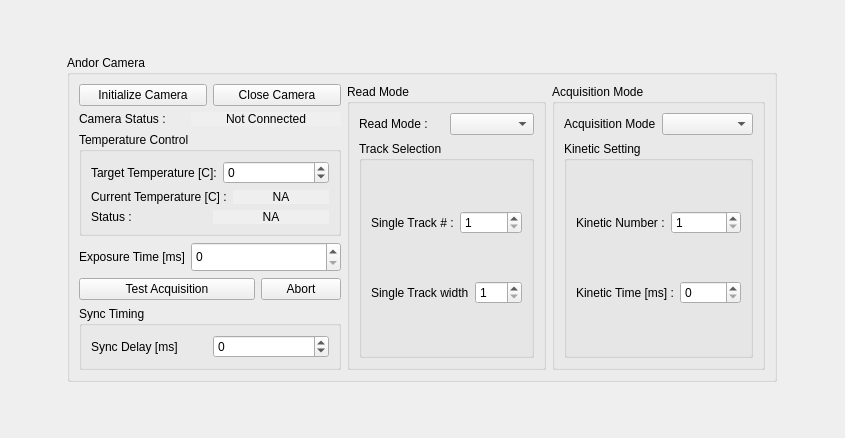
Before: the Qt Designer form src/lumed_andor/ui/andor_ui.ui in lumed-mtl/lumed_andor, drawn with Qt 5.
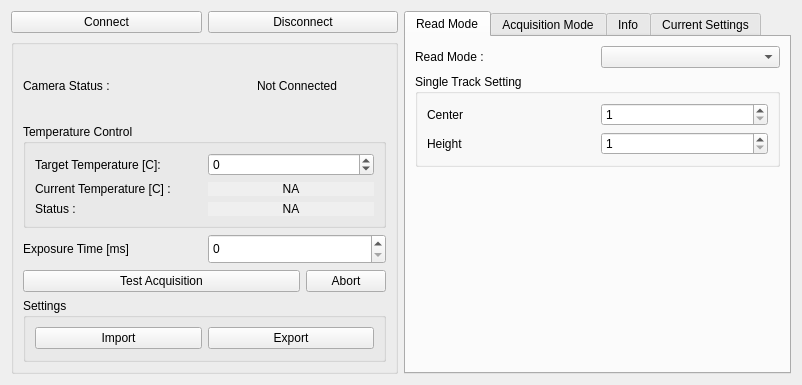
After: the same form once the commit is applied.

Commit message: Added features up to acquisition in widget

What changed in the file:
```diff
--- a/src/lumed_andor/ui/andor_ui.ui
+++ b/src/lumed_andor/ui/andor_ui.ui
@@ -6,8 +6,8 @@
    <rect>
     <x>0</x>
     <y>0</y>
-    <width>845</width>
-    <height>438</height>
+    <width>802</width>
+    <height>385</height>
    </rect>
   </property>
   <property name="sizePolicy">
@@ -21,37 +21,31 @@
   </property>
   <layout class="QHBoxLayout" name="horizontalLayout_3">
    <item>
-    <widget class="QGroupBox" name="groupBox">
-     <property name="sizePolicy">
-      <sizepolicy hsizetype="Fixed" vsizetype="Fixed">
-       <horstretch>0</horstretch>
-       <verstretch>0</verstretch>
-      </sizepolicy>
-     </property>
-     <property name="title">
-      <string>Andor Camera</string>
-     </property>
-     <layout class="QHBoxLayout" name="horizontalLayout">
-      <item>
        <layout class="QVBoxLayout" name="verticalLayout_2">
         <item>
          <layout class="QHBoxLayout" name="initCloseLayout">
           <item>
            <widget class="QPushButton" name="initializeButton">
             <property name="text">
-             <string>Initialize Camera</string>
+          <string>Connect</string>
             </property>
            </widget>
           </item>
           <item>
            <widget class="QPushButton" name="closeButton">
             <property name="text">
-             <string>Close Camera</string>
+          <string>Disconnect</string>
             </property>
            </widget>
           </item>
          </layout>
         </item>
+     <item>
+      <widget class="QGroupBox" name="groupBoxBasicControl">
+       <property name="title">
+        <string/>
+       </property>
+       <layout class="QVBoxLayout" name="verticalLayout_4">
         <item>
          <layout class="QHBoxLayout" name="cameraStatusLayout">
           <item>
@@ -63,15 +57,6 @@
           </item>
           <item>
            <widget class="QLabel" name="cameraStatus">
-            <property name="minimumSize">
-             <size>
-              <width>150</width>
-              <height>0</height>
-             </size>
-            </property>
-            <property name="autoFillBackground">
-             <bool>true</bool>
-            </property>
             <property name="text">
              <string>Not Connected</string>
             </property>
@@ -201,16 +186,16 @@
          </layout>
         </item>
         <item>
-         <layout class="QHBoxLayout" name="horizontalLayout_2" stretch="5,1">
+         <layout class="QHBoxLayout" name="testAcquisitionLayout" stretch="5,1">
           <item>
-           <widget class="QPushButton" name="acquisitionButton">
+           <widget class="QPushButton" name="testAcquisitionBtn">
             <property name="text">
              <string>Test Acquisition</string>
             </property>
            </widget>
           </item>
           <item>
-           <widget class="QPushButton" name="abortButton">
+           <widget class="QPushButton" name="abortTestAcquisitionBtn">
             <property name="text">
              <string>Abort</string>
             </property>
@@ -219,46 +204,53 @@
          </layout>
         </item>
         <item>
-         <widget class="QGroupBox" name="syncTimingGroupBox">
+         <widget class="QGroupBox" name="settingsIOGroupBox">
           <property name="title">
-           <string>Sync Timing</string>
+           <string>Settings</string>
           </property>
-          <layout class="QHBoxLayout" name="horizontalLayout_28">
+          <layout class="QHBoxLayout" name="horizontalLayout_11">
            <item>
-            <widget class="QLabel" name="label_12">
+            <widget class="QPushButton" name="pushbtnImportSettings">
              <property name="text">
-              <string>Sync Delay [ms]</string>
+              <string>Import</string>
              </property>
             </widget>
            </item>
            <item>
-            <widget class="QSpinBox" name="syncDelaySpinBox">
-             <property name="minimum">
-              <number>-65536</number>
+            <widget class="QPushButton" name="pushbtnExportSettings">
+             <property name="text">
+              <string>Export</string>
              </property>
-             <property name="maximum">
-              <number>65536</number>
-             </property>
             </widget>
            </item>
           </layout>
          </widget>
         </item>
        </layout>
-      </item>
+      </widget>
+     </item>
+    </layout>
+   </item>
       <item>
-       <widget class="QGroupBox" name="readModeLayout">
-        <property name="title">
+    <widget class="QTabWidget" name="tabAdvancedControl">
+     <property name="currentIndex">
+      <number>0</number>
+     </property>
+     <widget class="QWidget" name="tabReadMode">
+      <attribute name="title">
          <string>Read Mode</string>
-        </property>
-        <property name="flat">
-         <bool>false</bool>
-        </property>
-        <layout class="QVBoxLayout" name="verticalLayout_7">
+      </attribute>
+      <layout class="QVBoxLayout" name="verticalLayout">
          <item>
           <layout class="QHBoxLayout" name="horizontalLayout_5">
            <item>
             <widget class="QLabel" name="label_3">
+           <property name="sizePolicy">
+            <sizepolicy hsizetype="Preferred" vsizetype="Maximum">
+             <horstretch>0</horstretch>
+             <verstretch>0</verstretch>
+            </sizepolicy>
+           </property>
              <property name="text">
               <string>Read Mode :</string>
              </property>
@@ -272,7 +264,7 @@
          <item>
           <widget class="QGroupBox" name="groupBox_4">
            <property name="title">
-            <string>Track Selection</string>
+          <string>Single Track Setting</string>
            </property>
            <layout class="QVBoxLayout" name="verticalLayout_8">
             <item>
@@ -280,7 +272,7 @@
               <item>
                <widget class="QLabel" name="label_4">
                 <property name="text">
-                 <string>Single Track # :</string>
+               <string>Center</string>
                 </property>
                </widget>
               </item>
@@ -301,7 +293,7 @@
               <item>
                <widget class="QLabel" name="label_5">
                 <property name="text">
-                 <string>Single Track width</string>
+               <string>Height</string>
                 </property>
                </widget>
               </item>
@@ -320,20 +312,28 @@
            </layout>
           </widget>
          </item>
-        </layout>
-       </widget>
-      </item>
-      <item>
-       <widget class="QGroupBox" name="acquiModeLayout">
-        <property name="autoFillBackground">
-         <bool>false</bool>
-        </property>
-        <property name="title">
+       <item>
+        <spacer name="verticalSpacer">
+         <property name="orientation">
+          <enum>Qt::Vertical</enum>
+         </property>
+         <property name="sizeHint" stdset="0">
+          <size>
+           <width>20</width>
+           <height>40</height>
+          </size>
+         </property>
+        </spacer>
+       </item>
+      </layout>
+     </widget>
+     <widget class="QWidget" name="tabAcquisitionMode">
+      <attribute name="title">
          <string>Acquisition Mode</string>
-        </property>
-        <layout class="QVBoxLayout" name="verticalLayout_9">
+      </attribute>
+      <layout class="QVBoxLayout" name="verticalLayout_3">
          <item>
-          <layout class="QHBoxLayout" name="horizontalLayout_11">
+        <layout class="QHBoxLayout" name="horizontalLayout">
            <item>
             <widget class="QLabel" name="label_9">
              <property name="text">
@@ -357,7 +357,7 @@
               <item>
                <widget class="QLabel" name="label_10">
                 <property name="text">
-                 <string>Kinetic Number :</string>
+               <string>Number</string>
                 </property>
                </widget>
               </item>
@@ -378,7 +378,7 @@
               <item>
                <widget class="QLabel" name="label_11">
                 <property name="text">
-                 <string>Kinetic Time [ms] :</string>
+               <string>Cycle Time [ms]</string>
                 </property>
                </widget>
               </item>
@@ -394,10 +394,49 @@
            </layout>
           </widget>
          </item>
-        </layout>
-       </widget>
-      </item>
-     </layout>
+       <item>
+        <spacer name="verticalSpacer_2">
+         <property name="orientation">
+          <enum>Qt::Vertical</enum>
+         </property>
+         <property name="sizeHint" stdset="0">
+          <size>
+           <width>20</width>
+           <height>40</height>
+          </size>
+         </property>
+        </spacer>
+       </item>
+      </layout>
+     </widget>
+     <widget class="QWidget" name="tabInfo">
+      <attribute name="title">
+       <string>Info</string>
+      </attribute>
+      <layout class="QHBoxLayout" name="horizontalLayout_2">
+       <item>
+        <widget class="QPlainTextEdit" name="plainTxtInfo">
+         <property name="textInteractionFlags">
+          <set>Qt::NoTextInteraction</set>
+         </property>
+        </widget>
+       </item>
+      </layout>
+     </widget>
+     <widget class="QWidget" name="tabCurrentSettings">
+      <attribute name="title">
+       <string>Current Settings</string>
+      </attribute>
+      <layout class="QHBoxLayout" name="horizontalLayout_14">
+       <item>
+        <widget class="QPlainTextEdit" name="plainTxtCurrentSettings">
+         <property name="textInteractionFlags">
+          <set>Qt::NoTextInteraction</set>
+         </property>
+        </widget>
+       </item>
+      </layout>
+     </widget>
     </widget>
    </item>
   </layout>
```
Left out of the diff: 10 changed lines with no effect on the pictures. Lines whose indentation alone changed are shown as unchanged. The commit also changes 6 other files.
